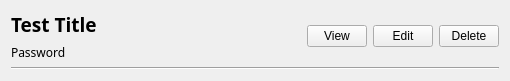
Old version of the form single_item_widget.ui in the repository Affan-Mushahid/KeepSake.
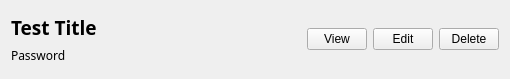
New version of the form.

Commit message: manager_window now is able to make dynamic widgets for the items a user has

```diff
--- a/single_item_widget.ui
+++ b/single_item_widget.ui
@@ -7,7 +7,7 @@
     <x>0</x>
     <y>0</y>
     <width>510</width>
-    <height>70</height>
+    <height>79</height>
    </rect>
   </property>
   <property name="windowTitle">
@@ -139,13 +139,6 @@
      </item>
     </layout>
    </item>
-   <item row="1" column="0">
-    <widget class="Line" name="line">
-     <property name="orientation">
-      <enum>Qt::Horizontal</enum>
-     </property>
-    </widget>
-   </item>
   </layout>
  </widget>
  <layoutdefault spacing="6" margin="11"/>
```
The commit also changes 7 other files.
